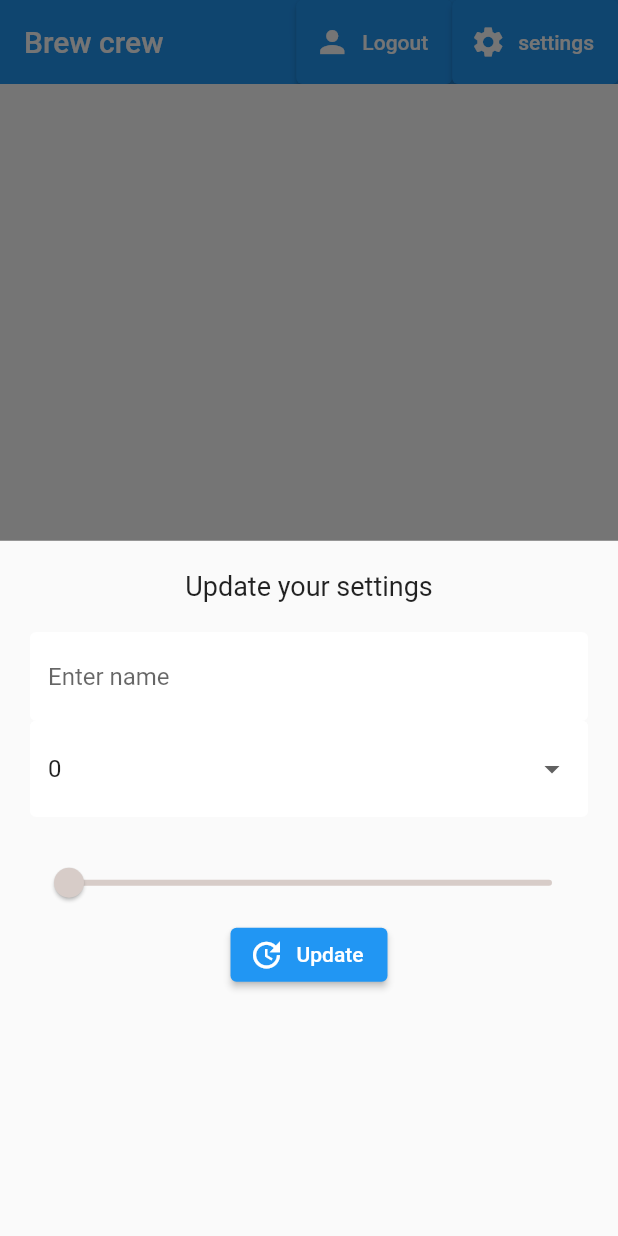
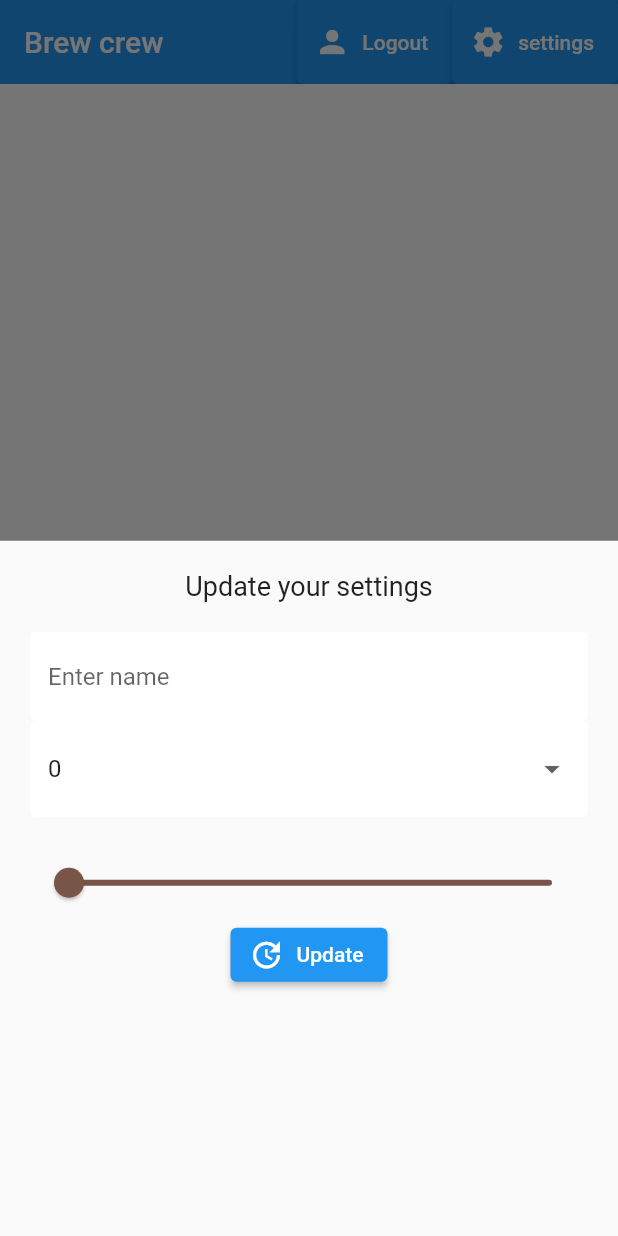
Before and after one commit to kashifmehmood9/brew_crew, a Flutter app: the screen it shows once a user with an empty profile is signed in, after a tap on "settings", on a phone screen of 412 x 824 dp. Run offline on Flutter 3.47's test engine with Material 2 defaults, Android fonts, the phone set to English and light mode, and no system bars; our stand-ins replace cloud_firestore, firebase_auth, firebase_core, flutter_spinkit; accounts and stored records are empty.

Commit message:
resolved issues regarding parsing

```diff
--- a/lib/Screens/Home/brew.dart
+++ b/lib/Screens/Home/brew.dart
@@ -1,7 +1,7 @@
 class Brew {
   String name;
-  int sugars;
-  int strength;
+  String sugars;
+  String strength;
 
   Brew({required this.name, required this.sugars, required this.strength});
 }
--- a/lib/Screens/Home/brew_list.dart
+++ b/lib/Screens/Home/brew_list.dart
@@ -13,13 +13,13 @@ class BrewList extends StatefulWidget {
 class _BrewListState extends State<BrewList> {
   @override
   Widget build(BuildContext context) {
-    final brews = Provider.of<List<Brew>?>(context);
-
+    final brews = Provider.of<List<Brew>>(context);
+    print("building brews $brews");
     return ListView.builder(
-        itemCount: brews?.length,
+        itemCount: brews.length,
         itemBuilder: (context, index) {
-          Brew? brew = brews?[index];
-          return BrewTile(brew: brews![index]);
+          Brew brew = brews[index];
+          return BrewTile(brew: brews[index]);
         });
   }
 }
--- a/lib/Screens/Home/home.dart
+++ b/lib/Screens/Home/home.dart
@@ -1,5 +1,5 @@
-import 'package:brew_crew/Screens/Home/brew.dart';
-import 'package:brew_crew/Screens/Home/settings_form.dart';
+import 'brew.dart';
+import 'settings_form.dart';
 import 'package:brew_crew/Services/AuthService.dart';
 import 'package:brew_crew/Services/database.dart';
 import 'package:flutter/material.dart';
@@ -18,13 +18,13 @@ class _HomeState extends State<Home> {
 
   @override
   Widget build(BuildContext context) {
-    return StreamProvider<List<Brew>?>.value(
-      initialData: null,
+    return StreamProvider<List<Brew>>.value(
       value: DatabaseService().brews,
       catchError: (_, err) {
         print("Getting errors $err ");
-        return null;
+        return [];
       },
+      initialData: [],
       child: Scaffold(
         backgroundColor: Colors.white,
         appBar: AppBar(
--- a/lib/Screens/Home/settings_form.dart
+++ b/lib/Screens/Home/settings_form.dart
@@ -1,3 +1,4 @@
+import 'package:brew_crew/Services/database.dart';
 import 'package:brew_crew/Shared/Constants.dart';
 import 'package:flutter/material.dart';
 
@@ -14,7 +15,7 @@ class _SettingsFormState extends State<SettingsForm> {
 
   // form values
   String? _name, _currentSugars;
-  int _strength = 100;
+  String _strength = '100';
 
   @override
   Widget build(BuildContext context) {
@@ -57,17 +58,21 @@ class _SettingsFormState extends State<SettingsForm> {
                 min: 100,
                 max: 800,
                 divisions: 8,
-                activeColor: Colors.brown[_strength],
-                inactiveColor: Colors.brown[_strength],
-                value: _strength.toDouble(),
+                activeColor: Colors.brown,
+                inactiveColor: Colors.brown,
+                value: double.parse(_strength),
                 onChanged: (value) {
                   setState(() {
-                    _strength = value.round();
+                    _strength = value.toString();
                   });
                 }),
             ElevatedButton.icon(
                 onPressed: () {
-                  _formKey.currentState?.validate();
+                  if (_formKey.currentState?.validate() ?? false) {
+                    DatabaseService().updateUserData(
+                        _currentSugars ?? "0", _name ?? "", _strength);
+                  }
+
                   print("name: $_name");
                   print("sugars: $_currentSugars");
                   print("name: $_strength");
--- a/lib/Services/AuthService.dart
+++ b/lib/Services/AuthService.dart
@@ -50,7 +50,7 @@ class AuthService with ChangeNotifier, DiagnosticableTreeMixin {
           email: email, password: password);
 
       await DatabaseService(userID: result.user?.uid)
-          .updateUserData('0', 'kashif', 1);
+          .updateUserData('0', "kashif", "strength");
       return _userFromFirebase(result.user);
     } catch (e) {
       return RegistrationError(localizedDescription: e.toString());
```
Also changed, not shown: lib/Screens/Home/brew_tile.dart (+5 -2 lines), lib/Services/database.dart (+6 -6 lines).
